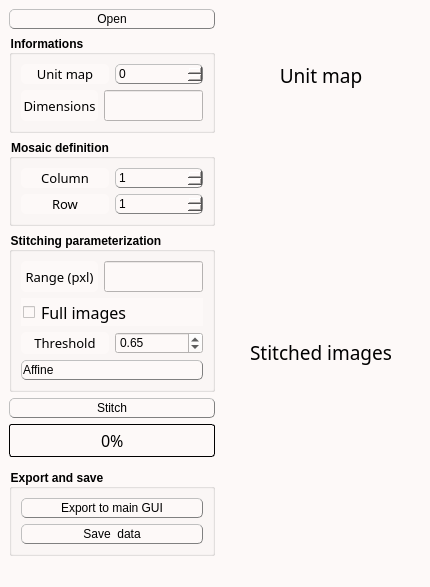
The window that inichord/TwoD_Stitching.ui (Cyril-Langlois/iniCHORD) describes before a commit, drawn with Qt 5.
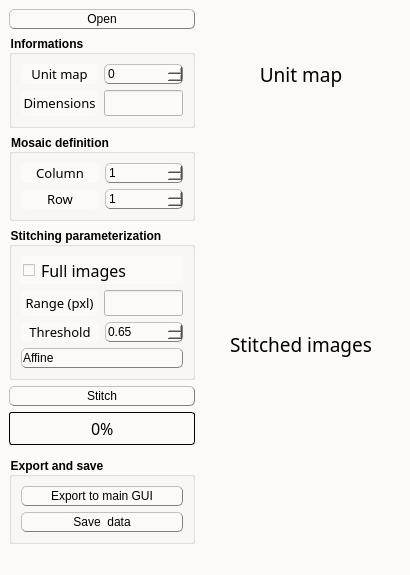
The same window after the commit. Icons and pictures are not drawn. Custom widgets are drawn as their Qt base class.

```diff
--- a/inichord/TwoD_Stitching.ui
+++ b/inichord/TwoD_Stitching.ui
@@ -6,8 +6,8 @@
    <rect>
     <x>0</x>
     <y>0</y>
-    <width>430</width>
-    <height>576</height>
+    <width>406</width>
+    <height>538</height>
    </rect>
   </property>
   <property name="windowTitle">
@@ -15,28 +15,28 @@
   </property>
   <property name="styleSheet">
    <string notr="true">/* Couleur du fond, label, combobox, progressbar vide et spin box */
-QWidget, QLabel, QComboBox, QProgressBar, QSpinBox {background-color: rgb(253, 249, 248)}
+QWidget, QLabel, QComboBox, QProgressBar, QSpinBox, QDoubleSpinBox {background-color: rgb(253, 249, 248)}
 
 /* Couleur quand inactif */
-QPushButton:disabled, QComboBox:disabled, QSpinBox:disabled {background-color: rgba(243, 98, 64,150)}
+QPushButton:disabled, QComboBox:disabled, QSpinBox:disabled, QDoubleSpinBox:disabled {background-color: rgba(243, 98, 64,150)}
 
 /* Couleur des boutons et des selecteurs */
 QPushButton, QComboBox::drop-down:button, QComboBox::down-arrow, QComboBox::down-arrow:disabled, QSpinBox::drop-down:button, QSpinBox::down-arrow, QSpinBox::down-arrow:disabled, QSpinBox::drop-up:button, QSpinBox::up-arrow, QSpinBox::up-arrow:disabled, QSlider::handle:horizontal, QDoubleSpinBox::drop-down:button, QDoubleSpinBox::down-arrow, QDoubleSpinBox::down-arrow:disabled, QDoubleSpinBox::drop-up:button, QDoubleSpinBox::up-arrow, QDoubleSpinBox::up-arrow:disabled {background-color: rgb(226, 120, 95)}
 
 /* Couleur des bordures de même couleur que les boutons */
-QComboBox::drop-down:button, QSpinBox::drop-down:button, QSpinBox::drop-up:button {border-color: rgb(193, 167, 181)}
+QComboBox::drop-down:button, QSpinBox::drop-down:button, QSpinBox::drop-up:button, QDoubleSpinBox::drop-down:button, QDoubleSpinBox::drop-up:button {border-color: rgb(193, 167, 181)}
 
 /* Couleur des textes */
-QLabel, QPushButton, QPushButton:hover, QCheckBox, QComboBox, Line, QTextEdit, QSpinBox {color: rgb(0, 0, 0)}
+QLabel, QPushButton, QPushButton:hover, QCheckBox, QComboBox, Line, QTextEdit, QSpinBox, QDoubleSpinBox {color: rgb(0, 0, 0)}
 
 /* style des bordures 1 */
-QLabel, QPushButton, QPushButton:hover, QComboBox, QSpinBox  {
+QLabel, QPushButton, QPushButton:hover, QComboBox, QSpinBox, QDoubleSpinBox  {
 	border-style : outset;
 	min-width : 5em;
 }
 
 /* style des bordures 2 */
-QPushButton, QPushButton:hover, QComboBox, QSpinBox  {
+QPushButton, QPushButton:hover, QComboBox, QSpinBox, QDoubleSpinBox  {
 	border-radius: 5px;
 	border-width: 1px;
 	border-color: gray;
@@ -46,10 +46,10 @@
 QPushButton, QPushButton:hover, QCheckBox, QProgressBar {font: 12pt &quot;Noto Sans Cond&quot;}
 
 /* Font 2 */
-QComboBox, QTextEdit, QSpinBox, QLineEdit {font: 10pt &quot;Noto Sans Cond&quot;}
+QComboBox, QTextEdit, QSpinBox, QLineEdit, QDoubleSpinBox {font: 10pt &quot;Noto Sans Cond&quot;}
 
 /* Padding 1 */
-QLabel, QComboBox, QComboBox::down-arrow, QSpinBox, QSpinBox::down-arrow, QSpinBox::up-arrow {padding : 1px;}
+QLabel, QComboBox, QComboBox::down-arrow, QSpinBox, QSpinBox::down-arrow, QSpinBox::up-arrow, QDoubleSpinBox:down-arrow, QDoubleSpinBox::up-arrow {padding : 1px;}
 
 /* Padding 2 */
 QPushButton, QPushButton:hover, QCheckBox {padding : 2px;}
@@ -89,11 +89,6 @@
     height: 12px;
 }
 
-Line{
-	format: plain;
-	midLine-Width : 1px;
-}
-
 QFrame[height=&quot;3&quot;], QFrame[width=&quot;3&quot;] {background-color: #3A3939;}
 
 QTextEdit{
@@ -104,8 +99,6 @@
 	border-color: black;
 }
 
-QLineEdit {font : 12pt &quot;Noto Sans Cond&quot;;}
-
 /* Gestion taille des QLineEdit */
 QLineEdit::indicator:unchecked, QLineEdit::indicator:unchecked:hover, QLineEdit::indicator:checked, QLineEdit::indicator:checked:hover  {
 	border-color: black;
@@ -125,19 +118,19 @@
 	margin : 0.5px;
  }
 
-QSpinBox::drop-down:button, QSpinBox::drop-up:button {
+QSpinBox::drop-down:button, QSpinBox::drop-up:button, QDoubleSpinBox::drop-down:button, QDoubleSpinBox::drop-up:button {
 	border-radius: 2px;
 	border-width: 1px;
 	width: 36px;
 }
 
-QSpinBox::down-arrow {
+QSpinBox::down-arrow,  QDoubleSpinBox::down-arrow {
 	image : url(icons/Arrow_down.png);
     width: 24px;
     height: 22px;
 }
 
-QSpinBox::up-arrow {
+QSpinBox::up-arrow, QDoubleSpinBox::up-arrow {
 	image : url(icons/Arrow_up.png);
     width: 24px;
     height: 22px;
@@ -178,7 +171,7 @@
           </property>
           <property name="minimumSize">
            <size>
-            <width>116</width>
+            <width>96</width>
             <height>0</height>
            </size>
           </property>
@@ -258,7 +251,7 @@
                </property>
                <property name="minimumSize">
                 <size>
-                 <width>0</width>
+                 <width>79</width>
                  <height>0</height>
                 </size>
                </property>
@@ -346,7 +339,7 @@
                <property name="font">
                 <font>
                  <family>Noto Sans Cond</family>
-                 <pointsize>12</pointsize>
+                 <pointsize>10</pointsize>
                  <weight>50</weight>
                  <italic>false</italic>
                  <bold>false</bold>
@@ -509,6 +502,40 @@
            <string>Stitching parameterization</string>
           </property>
           <layout class="QVBoxLayout" name="verticalLayout_8">
+           <item>
+            <widget class="QCheckBox" name="full_range">
+             <property name="sizePolicy">
+              <sizepolicy hsizetype="Preferred" vsizetype="Fixed">
+               <horstretch>0</horstretch>
+               <verstretch>0</verstretch>
+              </sizepolicy>
+             </property>
+             <property name="minimumSize">
+              <size>
+               <width>0</width>
+               <height>0</height>
+              </size>
+             </property>
+             <property name="font">
+              <font>
+               <family>Noto Sans Cond</family>
+               <pointsize>12</pointsize>
+               <weight>50</weight>
+               <italic>false</italic>
+               <bold>false</bold>
+              </font>
+             </property>
+             <property name="toolTip">
+              <string>&lt;html&gt;&lt;head/&gt;&lt;body&gt;&lt;p&gt;&lt;span style=&quot; font-size:11pt;&quot;&gt;Check the box if the range of search is the entire image.&lt;/span&gt;&lt;/p&gt;&lt;/body&gt;&lt;/html&gt;</string>
+             </property>
+             <property name="styleSheet">
+              <string notr="true"/>
+             </property>
+             <property name="text">
+              <string>Full images</string>
+             </property>
+            </widget>
+           </item>
            <item>
             <layout class="QHBoxLayout" name="horizontalLayout">
              <item>
@@ -568,7 +595,7 @@
                <property name="font">
                 <font>
                  <family>Noto Sans Cond</family>
-                 <pointsize>12</pointsize>
+                 <pointsize>10</pointsize>
                  <weight>50</weight>
                  <italic>false</italic>
                  <bold>false</bold>
@@ -581,40 +608,6 @@
              </item>
             </layout>
            </item>
-           <item>
-            <widget class="QCheckBox" name="full_range">
-             <property name="sizePolicy">
-              <sizepolicy hsizetype="Preferred" vsizetype="Fixed">
-               <horstretch>0</horstretch>
-               <verstretch>0</verstretch>
-              </sizepolicy>
-             </property>
-             <property name="minimumSize">
-              <size>
-               <width>0</width>
-               <height>0</height>
-              </size>
-             </property>
-             <property name="font">
-              <font>
-               <family>Noto Sans Cond</family>
-               <pointsize>12</pointsize>
-               <weight>50</weight>
-               <italic>false</italic>
-               <bold>false</bold>
-              </font>
-             </property>
-             <property name="toolTip">
-              <string>&lt;html&gt;&lt;head/&gt;&lt;body&gt;&lt;p&gt;&lt;span style=&quot; font-size:11pt;&quot;&gt;Check the box if the range of search is the entire image.&lt;/span&gt;&lt;/p&gt;&lt;/body&gt;&lt;/html&gt;</string>
-             </property>
-             <property name="styleSheet">
-              <string notr="true"/>
-             </property>
-             <property name="text">
-              <string>Full images</string>
-             </property>
-            </widget>
-           </item>
            <item>
             <layout class="QHBoxLayout" name="horizontalLayout_5">
              <item>
@@ -667,7 +660,7 @@
                </property>
                <property name="minimumSize">
                 <size>
-                 <width>0</width>
+                 <width>77</width>
                  <height>0</height>
                 </size>
                </property>
@@ -734,7 +727,7 @@
           </property>
           <property name="minimumSize">
            <size>
-            <width>116</width>
+            <width>96</width>
             <height>0</height>
            </size>
           </property>
@@ -802,7 +795,7 @@
                </property>
                <property name="minimumSize">
                 <size>
-                 <width>116</width>
+                 <width>96</width>
                  <height>0</height>
                 </size>
                </property>
@@ -828,7 +821,7 @@
                </property>
                <property name="minimumSize">
                 <size>
-                 <width>116</width>
+                 <width>96</width>
                  <height>0</height>
                 </size>
                </property>
@@ -881,7 +874,7 @@
             </property>
             <property name="minimumSize">
              <size>
-              <width>200</width>
+              <width>112</width>
               <height>0</height>
              </size>
             </property>
@@ -1116,7 +1109,7 @@
             </property>
             <property name="minimumSize">
              <size>
-              <width>200</width>
+              <width>112</width>
               <height>0</height>
              </size>
             </property>
```
Left out of the diff: 2 changed lines with no effect on the pictures.
